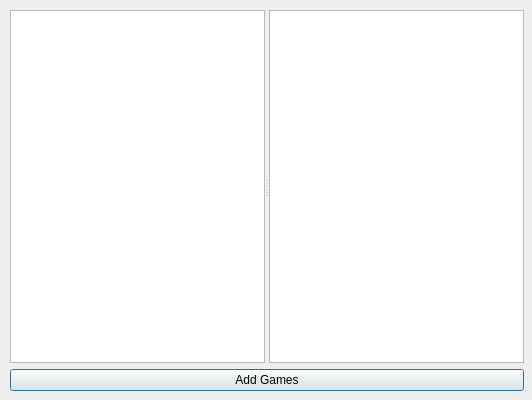
Above: ui/Ui_AddGame.ui from rgooler/steam_achievement_stats_watcher before the change. Below: the same form after it.
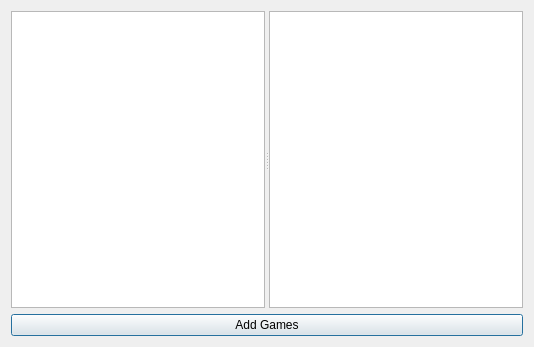
That is the form after the change. Icons and pictures are not drawn.

Diff of the .ui file:
```diff
--- a/ui/Ui_AddGame.ui
+++ b/ui/Ui_AddGame.ui
@@ -9,8 +9,8 @@
    <rect>
     <x>0</x>
     <y>0</y>
-    <width>532</width>
-    <height>400</height>
+    <width>534</width>
+    <height>347</height>
    </rect>
   </property>
   <property name="windowTitle">
@@ -20,16 +20,7 @@
    <iconset>
     <normaloff>icon.ico</normaloff>icon.ico</iconset>
   </property>
-  <widget class="QWidget" name="layoutWidget">
-   <property name="geometry">
-    <rect>
-     <x>10</x>
-     <y>10</y>
-     <width>514</width>
-     <height>381</height>
-    </rect>
-   </property>
-   <layout class="QVBoxLayout" name="verticalLayout">
+  <layout class="QVBoxLayout" name="verticalLayout_2">
     <item>
      <widget class="QSplitter" name="splitter">
       <property name="orientation">
@@ -73,7 +64,6 @@
      </widget>
     </item>
    </layout>
-  </widget>
  </widget>
  <resources/>
  <connections/>
```
Lines whose indentation alone changed are shown as unchanged.
